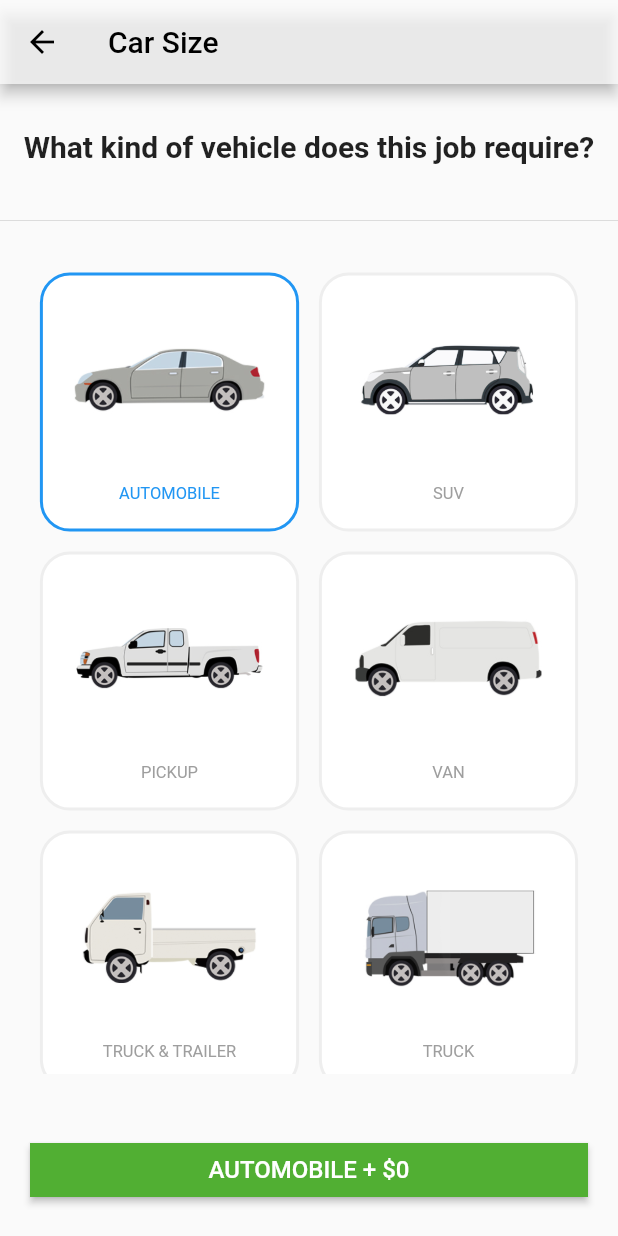
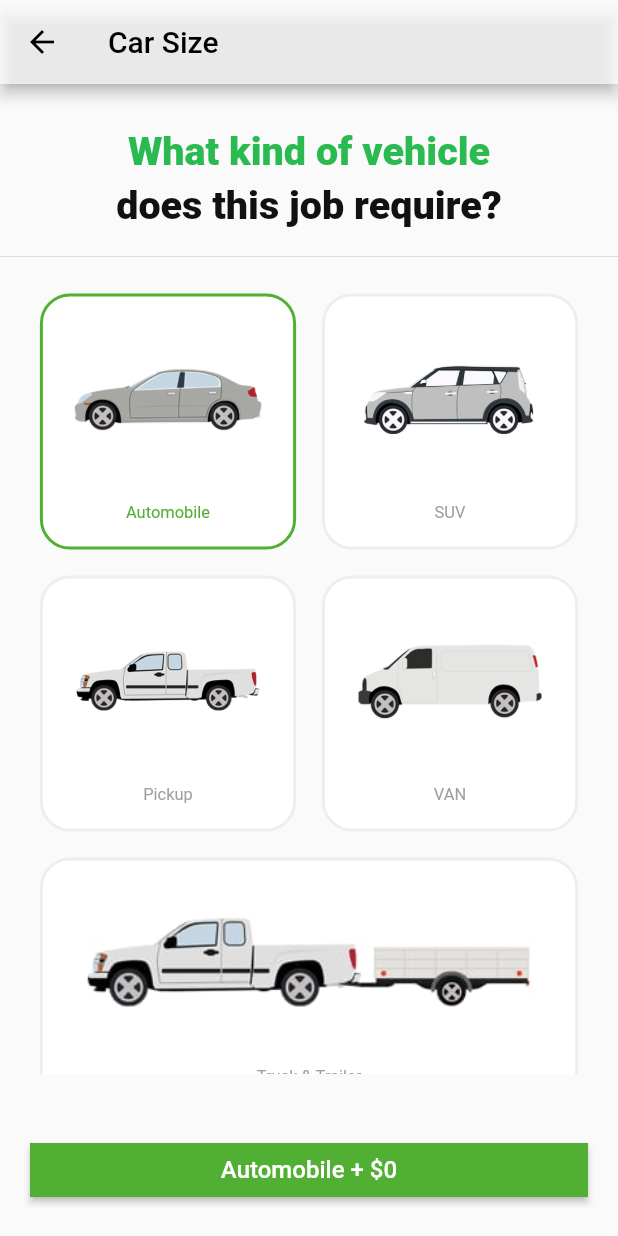
Before and after one commit to firepmi/sam-rider-app, a Flutter app: the SelectCarSizePage screen opened by its route, on a phone screen of 412 x 824 dp. Run offline on Flutter 3.47's test engine with Material 2 defaults, Android fonts, the phone set to English and light mode, and no system bars; our stand-ins replace firebase_auth, firebase_core, firebase_database, firebase_messaging, firebase_storage, flutter_rating_bar and 9 more; missing offline and left inert: credit_card_input_form, flip_panel, google_map_location_picker, google_maps_webservice; accounts and stored records are empty; Roboto replaces fonts that are missing (RobotoMono).

Commit message:
Feedback UI update

```diff
--- a/lib/src/ui/pages/checkout.dart
+++ b/lib/src/ui/pages/checkout.dart
@@ -20,8 +20,8 @@ class _CheckoutPageState extends State<CheckoutPage> {
   void initState() {
     SystemChannels.textInput.invokeMethod('TextInput.hide');
     super.initState();
-    price = (Globals.weight_prices[Globals.weight.index] +
-            Globals.car_prices[Globals.carSize.index])
+    price = (Globals.weightPrices[Globals.weight.index] +
+            Globals.carPrices[Globals.carSize.index])
         .toDouble();
     var distance = getDistance();
     if (distance < 5)
--- a/lib/src/ui/pages/select_car_size.dart
+++ b/lib/src/ui/pages/select_car_size.dart
@@ -1,7 +1,5 @@
-import 'dart:math';
-
 import 'package:flutter/material.dart';
-import 'package:flutter_svg/flutter_svg.dart';
+import 'package:flutter_staggered_grid_view/flutter_staggered_grid_view.dart';
 import 'package:google_maps_flutter/google_maps_flutter.dart';
 import 'package:sam_rider_app/src/util/globals.dart';
 import 'package:sam_rider_app/src/util/utils.dart';
@@ -14,41 +12,15 @@ class SelectCarSizePage extends StatefulWidget {
 class _SelectCarSizePageState extends State<SelectCarSizePage> {
   List<LatLng> path = List();
   CarSizeOptional _car = CarSizeOptional.autoMobile;
-  var titles = [
-    "AUTOMOBILE",
-    "SUV",
-    "PICKUP",
-    "VAN",
-    "TRUCK & TRAILER",
-    "TRUCK",
-  ];
-  var icons = [
-    'assets/svg/automobile.svg',
-    'assets/svg/suv.svg',
-    'assets/svg/pickup.svg',
-    'assets/svg/van.svg',
-    'assets/svg/trailer.svg',
-    'assets/svg/truck.svg',
-  ];
-  var images = [
-    'assets/images/car_option1.png',
-    'assets/images/car_option2.png',
-    'assets/images/car_option3.png',
-    'assets/images/car_option4.png',
-    'assets/images/car_option5.png',
-    'assets/images/car_option6.png',
-  ];
-  var prices = [0, 5, 7, 25, 50, 75];
+
   @override
   void initState() {
     super.initState();
   }
 
-  List<Widget> getMenu() {
-    List<Widget> menu = [];
-    CarSizeOptional.values.forEach((car) {
-      menu.add(
-        Center(
+  Widget getMenu(index) {
+    var car = CarSizeOptional.values[index];
+    return Center(
       child: GestureDetector(
         onTap: () {
           setState(() {
@@ -62,7 +34,7 @@ class _SelectCarSizePageState extends State<SelectCarSizePage> {
                     color: Colors.white,
                     border: Border.all(
                       color: Globals.carSize == car
-                              ? Colors.blue
+                          ? AppColors.main
                           : Colors.grey[200],
                       width: 2,
                     ),
@@ -74,28 +46,25 @@ class _SelectCarSizePageState extends State<SelectCarSizePage> {
                     Padding(
                       padding: const EdgeInsets.all(20.0),
                       child: Image.asset(
-                            images[car.index],
+                        Globals.carImages[car.index],
                         // color: Globals.weight == weight ? Colors.blue : Colors.grey,
                         width: AppConfig.size(context, 30),
                         height: AppConfig.size(context, 30),
                       ),
                     ),
                     Text(
-                          titles[car.index],
+                      Globals.carNames[car.index],
                       textAlign: TextAlign.center,
                       style: TextStyle(
                           color: Globals.carSize == car
-                                  ? Colors.blue
+                              ? AppColors.main
                               : Colors.grey,
                           fontSize: AppConfig.size(context, 5)),
                     )
                   ],
                 ))),
       ),
-        ),
     );
-    });
-    return menu;
   }
 
   @override
@@ -115,11 +84,21 @@ class _SelectCarSizePageState extends State<SelectCarSizePage> {
         children: [
           Center(
             child: Padding(
-              padding: EdgeInsets.only(top: 30, bottom: 30),
+              padding: EdgeInsets.only(top: 30),
               child: Text(
-                "What kind of vehicle does this job require?",
+                "What kind of vehicle",
                 textAlign: TextAlign.center,
-                style: TextStyle(fontSize: 20, fontWeight: FontWeight.bold),
+                style: AppStyle.introStyle1(context),
+              ),
+            ),
+          ),
+          Center(
+            child: Padding(
+              padding: EdgeInsets.only(top: 5, bottom: 10),
+              child: Text(
+                "does this job require?",
+                textAlign: TextAlign.center,
+                style: AppStyle.introStyle2(context),
               ),
             ),
           ),
@@ -127,11 +106,26 @@ class _SelectCarSizePageState extends State<SelectCarSizePage> {
           Expanded(
             child: Padding(
                 padding:
-                  EdgeInsets.only(top: 20, bottom: 20, left: 20, right: 20),
-              child: GridView.count(
-                crossAxisCount: AppConfig.width(context) < 768 ? 2 : 3,
-                children: getMenu(),
-              ),
+                    EdgeInsets.only(top: 10, bottom: 20, left: 20, right: 20),
+                child: StaggeredGridView.countBuilder(
+                  crossAxisCount: 12,
+                  itemCount: Globals.carNames.length,
+                  itemBuilder: (BuildContext context, int index) =>
+                      getMenu(index),
+                  staggeredTileBuilder: (int index) => StaggeredTile.count(
+                      index == Globals.carNames.length - 1
+                          ? 12
+                          : AppConfig.width(context) < 768
+                              ? 6
+                              : 4,
+                      AppConfig.width(context) < 768 ? 6 : 4),
+                  mainAxisSpacing: 4.0,
+                  crossAxisSpacing: 4.0,
+                )
+                // GridView.count(
+                //   crossAxisCount: AppConfig.width(context) < 768 ? 2 : 3,
+                //   children: getMenu(),
+                // ),
                 ),
           ),
           Padding(
@@ -147,7 +141,7 @@ class _SelectCarSizePageState extends State<SelectCarSizePage> {
               color: AppColors.main,
               textColor: Colors.white,
               child: Text(
-                  "${titles[Globals.carSize.index]} + \$${prices[Globals.carSize.index]}",
+                  "${Globals.carNames[Globals.carSize.index]} + \$${Globals.carPrices[Globals.carSize.index]}",
                   style: TextStyle(fontSize: 16)),
             ),
           ),
--- a/lib/src/ui/widgets/ride_picker.dart
+++ b/lib/src/ui/widgets/ride_picker.dart
@@ -57,7 +57,7 @@ class _RidePickerState extends State<RidePicker> {
                             margin: EdgeInsets.only(top: 2),
                             width: 10,
                             height: 10,
-                            decoration: BoxDecoration(color: Colors.blue)),
+                            decoration: BoxDecoration(color: AppColors.main)),
                       ),
                     ),
                     Positioned(
@@ -169,7 +169,7 @@ class _RidePickerState extends State<RidePicker> {
                       padding: EdgeInsets.only(left: 40.0, right: 50.0),
                       child: Text(
                         fromLocation == null
-                            ? "Where should Sam Go"
+                            ? "Pick up location"
                             : (fromLocation.address ?? "Address not found"),
                         overflow: TextOverflow.ellipsis,
                         style: TextStyle(
--- a/lib/src/util/globals.dart
+++ b/lib/src/util/globals.dart
@@ -11,8 +11,6 @@ class Globals {
   static LocationResult fromLocation;
   static LocationResult toLocation;
   static List<LatLng> path = List();
-  static final weight_prices = [0, 5, 7, 25, 50, 75];
-  static final car_prices = [0, 5, 7, 25, 50, 75];
 
   static double getDistanceFromLatLonInKm(lat1, lon1, lat2, lon2) {
     var R = 6371;
@@ -40,18 +38,39 @@ class Globals {
     return deg * (pi / 180);
   }
 
+  static final carPrices = [0, 10, 35, 75, 150];
   static final carNames = [
     "Automobile",
     "SUV",
     "Pickup",
     "VAN",
     "Truck & Trailer",
-    "Truck",
   ];
-
+  static final carImages = [
+    'assets/images/car_option1.png',
+    'assets/images/car_option2.png',
+    'assets/images/car_option3.png',
+    'assets/images/car_option4.png',
+    'assets/images/car_option5.png',
+  ];
+  static final weightTitles = [
+    "1 Small item",
+    "Multiple small items in car",
+    "Truck loading",
+    "Trailer loading",
+    "Box truck loading",
+  ];
+  static final weightPrices = [0, 5, 25, 40, 150];
+  static final weightImages = [
+    'assets/images/weight_option1.png',
+    'assets/images/weight_option2.png',
+    'assets/images/weight_option4.png',
+    'assets/images/weight_option5.png',
+    'assets/images/weight_option6.png',
+  ];
   static bool isWaiting = true;
 }
 
 enum PriceOptional { small, medium, large }
-enum CarSizeOptional { autoMobile, suv, pickup, van, trailer, truck }
-enum WeightOptional { option1, option2, option3, option4, option5, option6 }
+enum CarSizeOptional { autoMobile, suv, pickup, van, truck_trailer }
+enum WeightOptional { option1, option2, option3, option4, option5 }
--- a/lib/src/util/utils.dart
+++ b/lib/src/util/utils.dart
@@ -67,6 +67,22 @@ class AppStyle {
       ),
     );
   }
+
+  static TextStyle introStyle1(BuildContext context) {
+    return TextStyle(
+        color: Color(0xff29ba50),
+        fontSize: AppConfig.size(context, 12),
+        fontWeight: FontWeight.w900,
+        fontFamily: 'RobotoMono');
+  }
+
+  static TextStyle introStyle2(BuildContext context) {
+    return TextStyle(
+        color: Color(0xfff111111),
+        fontSize: AppConfig.size(context, 12),
+        fontWeight: FontWeight.w900,
+        fontFamily: 'RobotoMono');
+  }
 }
 
 class AvailableFonts {
--- a/pubspec.yaml
+++ b/pubspec.yaml
@@ -36,7 +36,8 @@ dependencies:
   marquee: ^1.6.1
   credit_card_input_form: ^2.1.3
   native_pdf_view: ^3.8.0
-
+  flutter_staggered_grid_view: ^0.3.2
+  stripe_sdk: ^3.2.0
 #  intl: ^0.17.0-nullsafety.2
   intl: ^0.16.1
 
```
Also changed, not shown: lib/src/ui/pages/driver_list.dart (+6 -33 lines), lib/src/ui/pages/intro.dart (+11 -21 lines), lib/src/ui/pages/select_weight.dart (+35 -33 lines), assets/images/car_option5.png, assets/images/img_intro3.png, pubspec.lock. Lines whose indentation alone changed are shown as unchanged.
